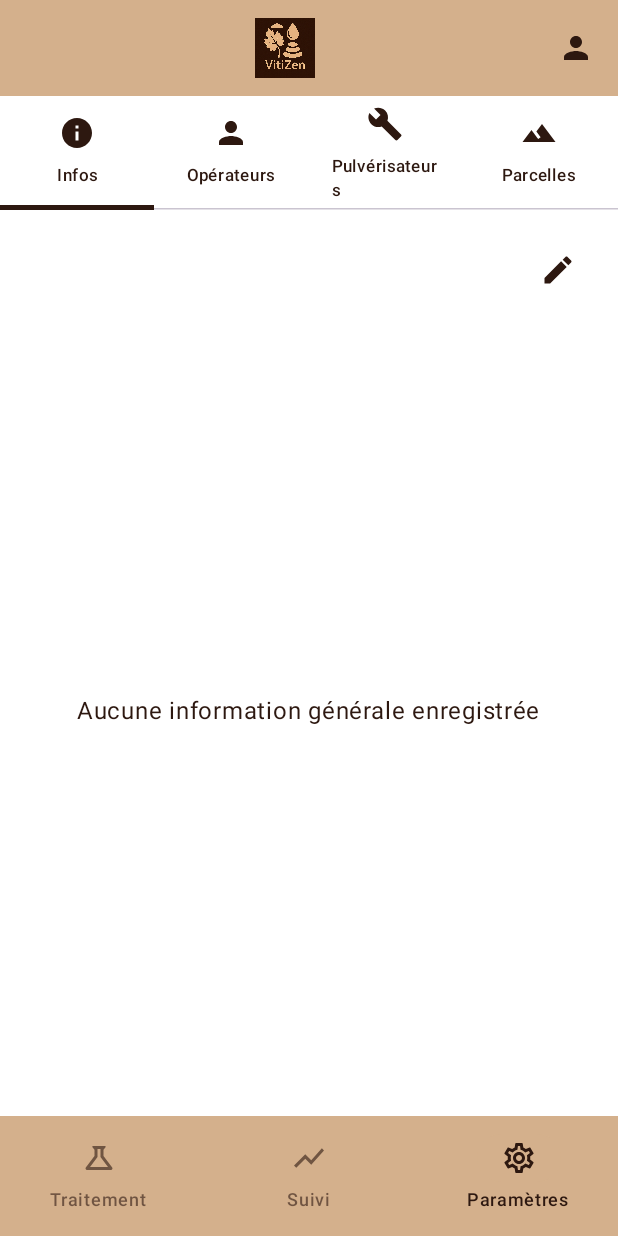
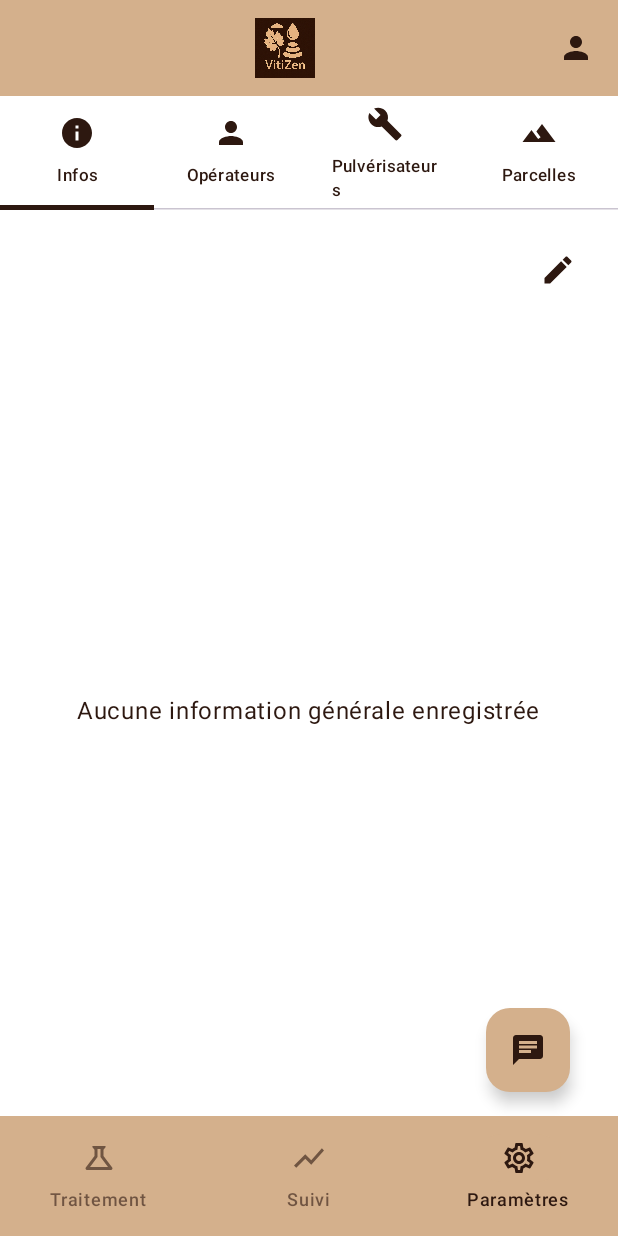
Before and after one commit to thibautmodrin/Vitizen, an Android app built with Jetpack Compose: the HomePage screen opened through its navigation route, on a phone screen of 412 x 824 dp. Run offline under Robolectric (Android 15) with nearby library versions, the phone set to English and light mode, and no system bars; our stand-ins replace Dagger/Hilt's generated code, Firebase (no records; nobody signed in at launch, a user with empty details on screens opened directly); 3 statements that could not run were skipped.

Commit message:
parametrescreen onglet v1

```diff
--- a/app/src/main/java/com/vitizen/app/presentation/screen/home/HomePage.kt
+++ b/app/src/main/java/com/vitizen/app/presentation/screen/home/HomePage.kt
@@ -31,6 +31,7 @@ import androidx.compose.foundation.layout.ime
 import androidx.compose.foundation.layout.imePadding
 import androidx.compose.material.icons.automirrored.outlined.ShowChart
 import androidx.compose.material.icons.outlined.ShowChart
+import androidx.compose.ui.zIndex
 import com.vitizen.app.data.local.preference.FirstConnectionManager
 import com.vitizen.app.presentation.screen.home.section.settings.ParametresScreen
 import com.vitizen.app.presentation.screen.home.section.followup.SuiviScreen
@@ -266,10 +267,18 @@ fun HomePage(
                     }
                 }
 
+                // Chat FAB et Dialog dans un Box avec zIndex élevé
+                Box(
+                    modifier = Modifier
+                        .fillMaxSize()
+                        .zIndex(1f)
+                ) {
                     // Chat FAB
                     ChatFAB(
                         onClick = { showChatDialog = true },
-                    modifier = Modifier.align(Alignment.BottomEnd)
+                        modifier = Modifier
+                            .align(Alignment.BottomEnd)
+                            .padding(horizontal = 16.dp, vertical = 80.dp)
                     )
 
                     // Chat Dialog
@@ -279,6 +288,7 @@ fun HomePage(
                             voiceRecognitionViewModel = hiltViewModel(),
                             onDismiss = { showChatDialog = false }
                         )
+                    }
                 }
             }
         }
```
Lines whose indentation alone changed are shown as unchanged.
